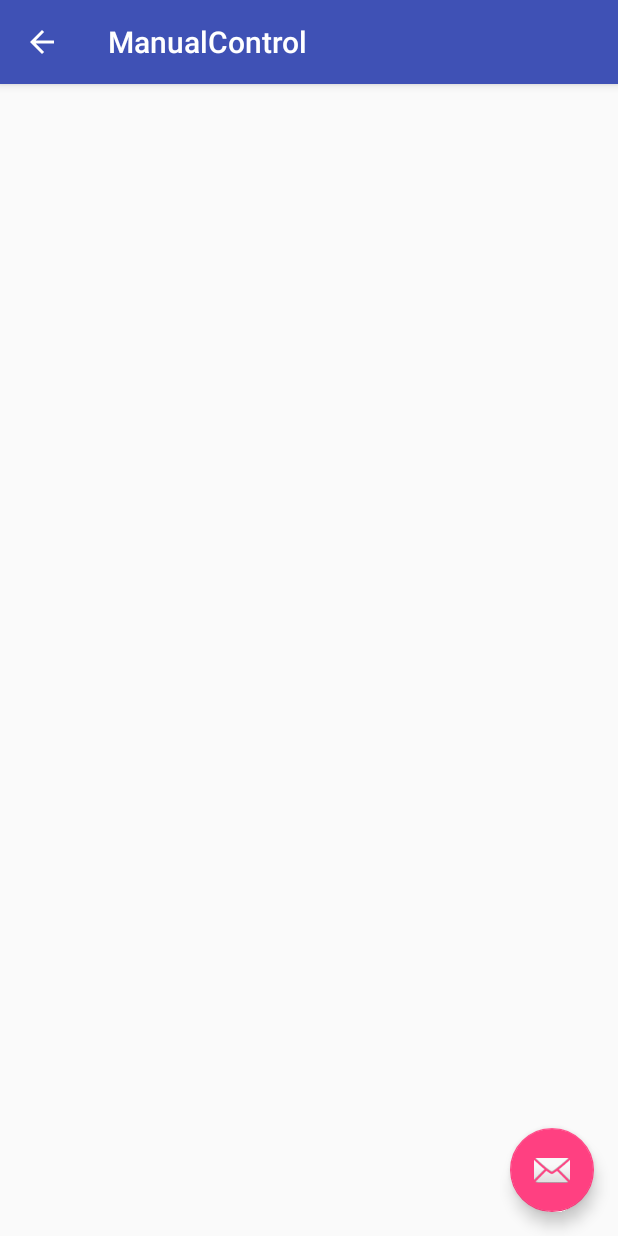
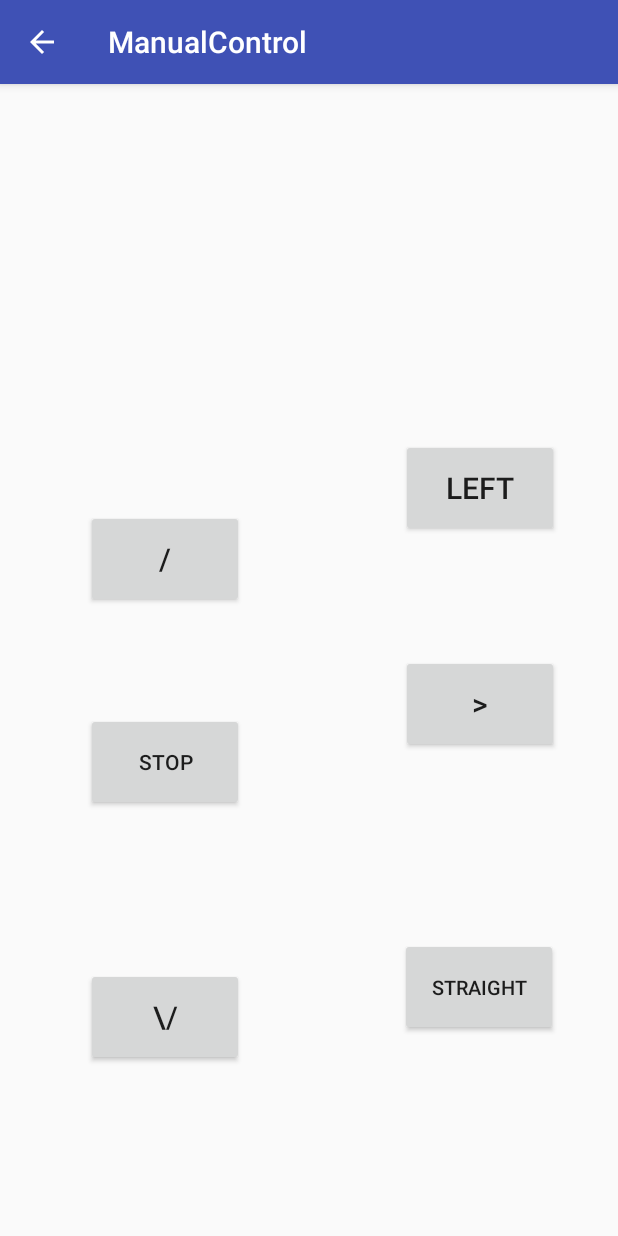
Before and after one commit to Mattue/Diploma, an Android app: the screen it shows after launch (ManualControl), in the side drawer, after a tap on "Ручное управление", on a phone screen of 412 x 824 dp. Run offline under Robolectric (Android 15) with nearby library versions, the phone set to English and light mode, and no system bars; our stand-ins replace EventBus; libraries missing offline, so code that uses them is left out: com.felhr.usbserial; 2 statements that could not run were skipped.

```diff
--- a/Android/ArduinoConnectV2/app/src/main/java/com/diploma/mattue/arduinoconnectv2/MainActivity.java
+++ b/Android/ArduinoConnectV2/app/src/main/java/com/diploma/mattue/arduinoconnectv2/MainActivity.java
@@ -175,6 +175,7 @@ public class MainActivity extends AppCompatActivity
     //////////////////////////////////////////////////////////////
 
     Intent intentServoSet;
+    Intent intentManualControl;
 
     TextView tvMessagesGet;
 
@@ -185,6 +186,7 @@ public class MainActivity extends AppCompatActivity
 
         EventBus.getDefault().register(this);
 
+        intentManualControl =  new Intent(this, ManualControl.class);
         intentServoSet =  new Intent(this, ServoSet.class);
 
         tvMessagesGet = (TextView) findViewById(R.id.tvMessagesGet);
@@ -231,7 +233,6 @@ public class MainActivity extends AppCompatActivity
         messageFromSerial = event.message;
         messageFromSerial = messageFromSerial.substring(0, messageFromSerial.length() - 1);
         messageFromSerial = messageFromSerial.trim();
-        //EventBus.getDefault().post(new MessageEventFromMain(messageFromSerial));
         messageFromSerial = link.readMessage(messageFromSerial);
         EventBus.getDefault().post(new MessageEventFromMain(messageFromSerial));
         /*if(link.getCommandID(messageFromSerial) < 11)
@@ -298,8 +299,7 @@ public class MainActivity extends AppCompatActivity
         }
         else if (id == R.id.nav_manual_control)
         {
-            Intent intent =  new Intent(MainActivity.this, ManualControl.class);
-            startActivity(intent);
+            startActivity(intentManualControl);
         }
         else if (id == R.id.nav_command_list)
         {
--- a/Android/ArduinoConnectV2/app/src/main/java/com/diploma/mattue/arduinoconnectv2/ServoSet.java
+++ b/Android/ArduinoConnectV2/app/src/main/java/com/diploma/mattue/arduinoconnectv2/ServoSet.java
@@ -6,6 +6,7 @@ import android.support.v7.widget.Toolbar;
 import android.view.View;
 import android.widget.Button;
 import android.widget.TextView;
+import android.widget.Toast;
 
 import org.greenrobot.eventbus.EventBus;
 import org.greenrobot.eventbus.Subscribe;
@@ -30,17 +31,66 @@ public class ServoSet extends AppCompatActivity
 
         getSupportActionBar().setDisplayHomeAsUpEnabled(true);
 
+        btLeft = (Button) findViewById(R.id.btLeft);
+        btRight = (Button) findViewById(R.id.btLeft);
+        tvServoValue = (TextView) findViewById(R.id.tvServoValue);
+    }
+
+    @Override
+    protected void onStart()
+    {
+        super.onStart();
+
+        tvServoValue.setText("" + straightValue);
+
         EventBus.getDefault().register(this);
 
-        btLeft = (Button) findViewById(R.id.btLeft);
-        btRight = (Button) findViewById(R.id.btRight);
-        tvServoValue = (TextView) findViewById(R.id.tvServoValue);
+        try
+        {
+            Thread.sleep(1000);
+        }
+        catch (InterruptedException e)
+        {
 
-        tvServoValue.setText(messageFromMain);
+        }
 
-        //sendMessage("020", "GIVE_SERVO_VALUE");
-        //enableUI(false);
+        sendMessage("020", "GIVE_SERVO_VALUE");
+        enableUI(false);
     }
+
+    @Override
+    protected void onPause()
+    {
+        super.onPause();
+
+    }
+
+    protected void onSaveInstanceState(Bundle outState)
+    {
+        outState.putInt("value", straightValue);
+        super.onSaveInstanceState(outState);
+    }
+
+    @Override
+    protected void onRestoreInstanceState(Bundle savedInstanceState)
+    {
+        super.onRestoreInstanceState(savedInstanceState);
+        straightValue = savedInstanceState.getInt("value");
+        enableUI(true);
+    }
+
+    @Override
+    protected void onDestroy()
+    {
+        EventBus.getDefault().unregister(this);
+        super.onDestroy();
+    }
+
+    /*@Override
+    public void finish()
+    {
+        super.finish();
+    }*/
 
     void enableUI(boolean messageGot)
     {
@@ -55,32 +105,40 @@ public class ServoSet extends AppCompatActivity
 
     public void onLeftClick(View v)
     {
-        straightValue -= 10;
+        straightValue += 1;
+        if (straightValue > 110)
+        {
+            Toast.makeText(this, "Угол не может быть больше 110",Toast.LENGTH_LONG).show();
+        }
         sendMessage("014", "NEW_STRAIGHT_VALUE_" + straightValue);
-        //enableUI(false);
+        enableUI(false);
     }
 
     public void onRightClick(View v)
     {
-        straightValue += 10;
+        straightValue -= 1;
+        if (straightValue < 70)
+        {
+            Toast.makeText(this, "Угол не может быть меньше 70",Toast.LENGTH_LONG).show();
+        }
         sendMessage("014", "NEW_STRAIGHT_VALUE_" + straightValue);
-        //enableUI(false);
+        enableUI(false);
     }
 
     public int getServoNumValue(String command)
     {
         int degree = 0;
 
-        int i = messageFromMain.length() - 1;
+        int i = command.length() - 1;
 
-        while (messageFromMain.charAt(i) != '_')
+        while (command.charAt(i) != '_')
         {
           i--;
         }
 
         try
         {
-            degree = Integer.parseInt(messageFromMain.substring(i+1));
+            degree = Integer.parseInt(command.substring(i+1));
         }
         catch (NumberFormatException e)
         {
@@ -96,6 +154,7 @@ public class ServoSet extends AppCompatActivity
         messageFromMain = event.message;
         straightValue = getServoNumValue(messageFromMain);
         tvServoValue.setText("" + straightValue);
-        //enableUI(true);
+        //tvServoValue.setText(messageFromMain);
+        enableUI(true);
     };
 }
--- a/Android/ArduinoConnectV2/app/src/main/res/layout/activity_manual_control.xml
+++ b/Android/ArduinoConnectV2/app/src/main/res/layout/activity_manual_control.xml
@@ -20,14 +20,126 @@
 
     </android.support.design.widget.AppBarLayout>
 
-    <include layout="@layout/content_manual_control" />
+    <android.support.constraint.ConstraintLayout
+        android:layout_width="match_parent"
+        android:layout_height="match_parent">
 
-    <android.support.design.widget.FloatingActionButton
-        android:id="@+id/fab"
-        android:layout_width="wrap_content"
-        android:layout_height="wrap_content"
-        android:layout_gravity="bottom|end"
-        android:layout_margin="@dimen/fab_margin"
-        app:srcCompat="@android:drawable/ic_dialog_email" />
+        <TextView
+            android:id="@+id/tvLastCommand"
+            android:layout_width="341dp"
+            android:layout_height="50dp"
+            android:layout_marginBottom="8dp"
+            android:layout_marginLeft="8dp"
+            android:layout_marginRight="8dp"
+            android:layout_marginTop="8dp"
+            android:textAlignment="center"
+            android:textSize="24sp"
+            app:layout_constraintBottom_toBottomOf="parent"
+            app:layout_constraintHorizontal_bias="0.518"
+            app:layout_constraintLeft_toLeftOf="parent"
+            app:layout_constraintRight_toRightOf="parent"
+            app:layout_constraintTop_toTopOf="parent"
+            app:layout_constraintVertical_bias="0.199" />
+
+        <Button
+            android:id="@+id/btStop"
+            android:layout_width="105dp"
+            android:layout_height="65dp"
+            android:layout_marginBottom="8dp"
+            android:layout_marginLeft="57dp"
+            android:layout_marginTop="8dp"
+            android:onClick="onStopClick"
+            android:text="STOP"
+            android:textSize="14sp"
+            app:layout_constraintBottom_toBottomOf="parent"
+            app:layout_constraintLeft_toLeftOf="parent"
+            app:layout_constraintTop_toBottomOf="@+id/btBackward"
+            app:layout_constraintVertical_bias="0.184" />
+
+        <Button
+            android:id="@+id/btBackward"
+            android:layout_width="105dp"
+            android:layout_height="65dp"
+            android:layout_marginBottom="8dp"
+            android:layout_marginLeft="57dp"
+            android:layout_marginTop="8dp"
+            android:onClick="onForwardClick"
+            android:text="/\"
+            android:textSize="20sp"
+            app:layout_constraintBottom_toBottomOf="parent"
+            app:layout_constraintLeft_toLeftOf="parent"
+            app:layout_constraintTop_toBottomOf="@+id/tvLastCommand"
+            app:layout_constraintVertical_bias="0.231" />
+
+        <Button
+            android:id="@+id/btFrvd"
+            android:layout_width="105dp"
+            android:layout_height="65dp"
+            android:layout_marginBottom="8dp"
+            android:layout_marginLeft="57dp"
+            android:layout_marginTop="8dp"
+            android:onClick="onBackwardClick"
+            android:text="\\/"
+            android:textAlignment="center"
+            android:textSize="20sp"
+            app:layout_constraintBottom_toBottomOf="parent"
+            app:layout_constraintLeft_toLeftOf="parent"
+            app:layout_constraintTop_toBottomOf="@+id/btStop"
+            app:layout_constraintVertical_bias="0.479" />
+
+        <Button
+            android:id="@+id/btLeft"
+            android:layout_width="105dp"
+            android:layout_height="65dp"
+            android:layout_marginBottom="8dp"
+            android:layout_marginLeft="8dp"
+            android:layout_marginRight="39dp"
+            android:layout_marginTop="84dp"
+            android:onClick="onLeftClick"
+            android:text="left"
+            android:textSize="20sp"
+            app:layout_constraintBottom_toBottomOf="parent"
+            app:layout_constraintHorizontal_bias="1.0"
+            app:layout_constraintLeft_toRightOf="@+id/btBackward"
+            app:layout_constraintRight_toRightOf="parent"
+            app:layout_constraintTop_toBottomOf="@+id/tvLastCommand"
+            app:layout_constraintVertical_bias="0.0" />
+
+        <Button
+            android:id="@+id/btStraight"
+            android:layout_width="105dp"
+            android:layout_height="65dp"
+            android:layout_marginBottom="8dp"
+            android:layout_marginLeft="8dp"
+            android:layout_marginRight="40dp"
+            android:layout_marginTop="8dp"
+            android:onClick="onStraightClick"
+            android:text="STRAIGHT"
+            android:textSize="13sp"
+            app:layout_constraintBottom_toBottomOf="parent"
+            app:layout_constraintHorizontal_bias="1.0"
+            app:layout_constraintLeft_toRightOf="@+id/btFrvd"
+            app:layout_constraintRight_toRightOf="parent"
+            app:layout_constraintTop_toBottomOf="@+id/btRight"
+            app:layout_constraintVertical_bias="0.479" />
+
+        <Button
+            android:id="@+id/btRight"
+            android:layout_width="105dp"
+            android:layout_height="65dp"
+            android:layout_marginBottom="8dp"
+            android:layout_marginLeft="8dp"
+            android:layout_marginRight="39dp"
+            android:layout_marginTop="8dp"
+            android:onClick="onRightClick"
+            android:text=">"
+            android:textSize="20sp"
+            app:layout_constraintBottom_toBottomOf="parent"
+            app:layout_constraintHorizontal_bias="1.0"
+            app:layout_constraintLeft_toRightOf="@+id/btStop"
+            app:layout_constraintRight_toRightOf="parent"
+            app:layout_constraintTop_toBottomOf="@+id/btLeft"
+            app:layout_constraintVertical_bias="0.184" />
+    </android.support.constraint.ConstraintLayout>
 
 </android.support.design.widget.CoordinatorLayout>
--- a/Android/ArduinoConnectV2/app/src/main/res/layout/activity_servo_set.xml
+++ b/Android/ArduinoConnectV2/app/src/main/res/layout/activity_servo_set.xml
@@ -25,7 +25,7 @@
         android:layout_height="match_parent">
 
         <Button
-            android:id="@+id/btRight"
+            android:id="@+id/btLeft"
             android:layout_width="141dp"
             android:layout_height="107dp"
             android:layout_gravity="center_vertical|left"
```
Also changed, not shown: Android/ArduinoConnectV2/app/src/main/java/com/diploma/mattue/arduinoconnectv2/ManualControl.java (+121 -8 lines), 3 other files.
